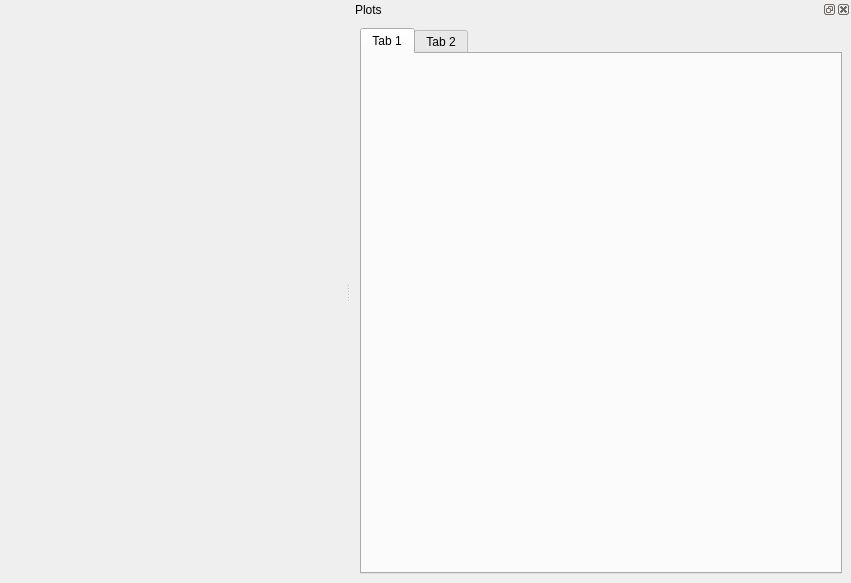
First picture: the form in src/qt_ui/pem_editor_window.ui, repository Eric-Meunier/Processor-Suite, before the edit.
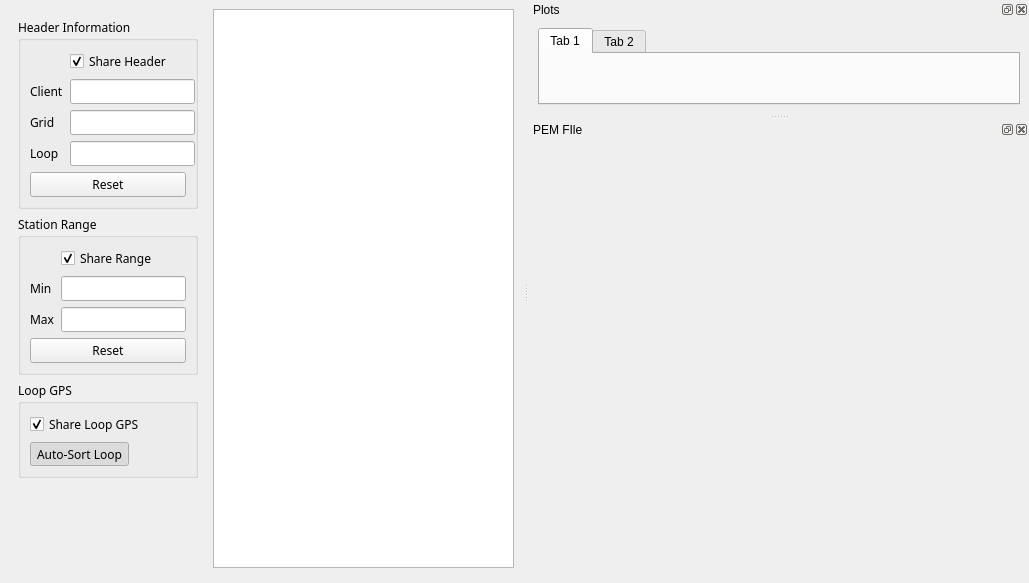
Second picture: the form after the edit.

Commit message: Merged PEMEditorWidget into PEMEditorWindow. Fixed small bug when adding loop while share-loop was toggled on.

```diff
--- a/src/qt_ui/pem_editor_window.ui
+++ b/src/qt_ui/pem_editor_window.ui
@@ -6,7 +6,7 @@
    <rect>
     <x>0</x>
     <y>0</y>
-    <width>851</width>
+    <width>1029</width>
     <height>583</height>
    </rect>
   </property>
@@ -20,7 +20,387 @@
    <string>MainWindow</string>
   </property>
   <widget class="QWidget" name="centralwidget">
-   <layout class="QGridLayout" name="layout"/>
+   <layout class="QGridLayout" name="gridLayout">
+    <item row="0" column="1">
+     <widget class="QTableWidget" name="table">
+      <property name="sizePolicy">
+       <sizepolicy hsizetype="Expanding" vsizetype="Expanding">
+        <horstretch>0</horstretch>
+        <verstretch>0</verstretch>
+       </sizepolicy>
+      </property>
+      <property name="mouseTracking">
+       <bool>true</bool>
+      </property>
+      <property name="contextMenuPolicy">
+       <enum>Qt::NoContextMenu</enum>
+      </property>
+      <property name="sizeAdjustPolicy">
+       <enum>QAbstractScrollArea::AdjustToContents</enum>
+      </property>
+      <property name="dragEnabled">
+       <bool>true</bool>
+      </property>
+      <property name="alternatingRowColors">
+       <bool>true</bool>
+      </property>
+      <property name="selectionMode">
+       <enum>QAbstractItemView::ExtendedSelection</enum>
+      </property>
+      <property name="selectionBehavior">
+       <enum>QAbstractItemView::SelectRows</enum>
+      </property>
+      <attribute name="horizontalHeaderHighlightSections">
+       <bool>false</bool>
+      </attribute>
+     </widget>
+    </item>
+    <item row="0" column="0" rowspan="2">
+     <widget class="QFrame" name="main_frame">
+      <property name="sizePolicy">
+       <sizepolicy hsizetype="Fixed" vsizetype="Expanding">
+        <horstretch>0</horstretch>
+        <verstretch>0</verstretch>
+       </sizepolicy>
+      </property>
+      <property name="frameShape">
+       <enum>QFrame::NoFrame</enum>
+      </property>
+      <property name="frameShadow">
+       <enum>QFrame::Raised</enum>
+      </property>
+      <layout class="QFormLayout" name="formLayout_2">
+       <item row="0" column="0">
+        <widget class="QGroupBox" name="header_groupBox">
+         <property name="sizePolicy">
+          <sizepolicy hsizetype="Fixed" vsizetype="Preferred">
+           <horstretch>0</horstretch>
+           <verstretch>0</verstretch>
+          </sizepolicy>
+         </property>
+         <property name="minimumSize">
+          <size>
+           <width>180</width>
+           <height>0</height>
+          </size>
+         </property>
+         <property name="maximumSize">
+          <size>
+           <width>180</width>
+           <height>16777215</height>
+          </size>
+         </property>
+         <property name="font">
+          <font>
+           <family>Malgun Gothic</family>
+          </font>
+         </property>
+         <property name="title">
+          <string>Header Information</string>
+         </property>
+         <layout class="QGridLayout" name="share_header_layout">
+          <item row="1" column="0">
+           <widget class="QLabel" name="client_label">
+            <property name="font">
+             <font>
+              <family>Century Gothic</family>
+              <weight>50</weight>
+              <bold>false</bold>
+             </font>
+            </property>
+            <property name="text">
+             <string>Client</string>
+            </property>
+           </widget>
+          </item>
+          <item row="3" column="1">
+           <widget class="QLineEdit" name="loop_edit">
+            <property name="sizePolicy">
+             <sizepolicy hsizetype="Maximum" vsizetype="Fixed">
+              <horstretch>0</horstretch>
+              <verstretch>0</verstretch>
+             </sizepolicy>
+            </property>
+            <property name="minimumSize">
+             <size>
+              <width>125</width>
+              <height>0</height>
+             </size>
+            </property>
+            <property name="maximumSize">
+             <size>
+              <width>100</width>
+              <height>16777215</height>
+             </size>
+            </property>
+           </widget>
+          </item>
+          <item row="2" column="1" alignment="Qt::AlignRight">
+           <widget class="QLineEdit" name="grid_edit">
+            <property name="sizePolicy">
+             <sizepolicy hsizetype="Maximum" vsizetype="Fixed">
+              <horstretch>0</horstretch>
+              <verstretch>0</verstretch>
+             </sizepolicy>
+            </property>
+            <property name="minimumSize">
+             <size>
+              <width>125</width>
+              <height>0</height>
+             </size>
+            </property>
+            <property name="maximumSize">
+             <size>
+              <width>100</width>
+              <height>16777215</height>
+             </size>
+            </property>
+            <property name="frame">
+             <bool>true</bool>
+            </property>
+           </widget>
+          </item>
+          <item row="0" column="1">
+           <widget class="QCheckBox" name="share_header_checkbox">
+            <property name="font">
+             <font>
+              <family>Century Gothic</family>
+              <weight>50</weight>
+              <italic>false</italic>
+              <bold>false</bold>
+             </font>
+            </property>
+            <property name="text">
+             <string>Share Header</string>
+            </property>
+            <property name="checked">
+             <bool>true</bool>
+            </property>
+           </widget>
+          </item>
+          <item row="3" column="0">
+           <widget class="QLabel" name="loop_label">
+            <property name="text">
+             <string>Loop</string>
+            </property>
+           </widget>
+          </item>
+          <item row="1" column="1" alignment="Qt::AlignRight">
+           <widget class="QLineEdit" name="client_edit">
+            <property name="sizePolicy">
+             <sizepolicy hsizetype="Fixed" vsizetype="Fixed">
+              <horstretch>0</horstretch>
+              <verstretch>0</verstretch>
+             </sizepolicy>
+            </property>
+            <property name="minimumSize">
+             <size>
+              <width>125</width>
+              <height>0</height>
+             </size>
+            </property>
+            <property name="maximumSize">
+             <size>
+              <width>100</width>
+              <height>16777215</height>
+             </size>
+            </property>
+            <property name="frame">
+             <bool>true</bool>
+            </property>
+           </widget>
+          </item>
+          <item row="2" column="0">
+           <widget class="QLabel" name="grid_label">
+            <property name="text">
+             <string>Grid</string>
+            </property>
+           </widget>
+          </item>
+          <item row="4" column="0" colspan="2">
+           <widget class="QPushButton" name="reset_header_btn">
+            <property name="text">
+             <string>Reset</string>
+            </property>
+           </widget>
+          </item>
+         </layout>
+        </widget>
+       </item>
+       <item row="3" column="0">
+        <widget class="QGroupBox" name="range_groupBox">
+         <property name="sizePolicy">
+          <sizepolicy hsizetype="Fixed" vsizetype="Preferred">
+           <horstretch>0</horstretch>
+           <verstretch>0</verstretch>
+          </sizepolicy>
+         </property>
+         <property name="minimumSize">
+          <size>
+           <width>180</width>
+           <height>0</height>
+          </size>
+         </property>
+         <property name="maximumSize">
+          <size>
+           <width>200</width>
+           <height>16777215</height>
+          </size>
+         </property>
+         <property name="font">
+          <font>
+           <family>Malgun Gothic</family>
+           <weight>50</weight>
+           <bold>false</bold>
+          </font>
+         </property>
+         <property name="title">
+          <string>Station Range</string>
+         </property>
+         <layout class="QGridLayout" name="share_range_layout">
+          <item row="2" column="0">
+           <widget class="QLabel" name="max_range_label">
+            <property name="text">
+             <string>Max</string>
+            </property>
+           </widget>
+          </item>
+          <item row="1" column="0">
+           <widget class="QLabel" name="min_range_label">
+            <property name="text">
+             <string>Min</string>
+            </property>
+           </widget>
+          </item>
+          <item row="0" column="1">
+           <widget class="QCheckBox" name="share_range_checkbox">
+            <property name="text">
+             <string>Share Range</string>
+            </property>
+            <property name="checked">
+             <bool>true</bool>
+            </property>
+           </widget>
+          </item>
+          <item row="2" column="1" alignment="Qt::AlignRight">
+           <widget class="QLineEdit" name="max_range_edit">
+            <property name="sizePolicy">
+             <sizepolicy hsizetype="Fixed" vsizetype="Fixed">
+              <horstretch>0</horstretch>
+              <verstretch>0</verstretch>
+             </sizepolicy>
+            </property>
+            <property name="minimumSize">
+             <size>
+              <width>125</width>
+              <height>0</height>
+             </size>
+            </property>
+            <property name="maximumSize">
+             <size>
+              <width>125</width>
+              <height>16777215</height>
+             </size>
+            </property>
+           </widget>
+          </item>
+          <item row="1" column="1" alignment="Qt::AlignRight|Qt::AlignVCenter">
+           <widget class="QLineEdit" name="min_range_edit">
+            <property name="sizePolicy">
+             <sizepolicy hsizetype="Fixed" vsizetype="Fixed">
+              <horstretch>0</horstretch>
+              <verstretch>0</verstretch>
+             </sizepolicy>
+            </property>
+            <property name="minimumSize">
+             <size>
+              <width>125</width>
+              <height>0</height>
+             </size>
+            </property>
+            <property name="maximumSize">
+             <size>
+              <width>125</width>
+              <height>16777215</height>
+             </size>
+            </property>
+           </widget>
+          </item>
+          <item row="3" column="0" colspan="2">
+           <widget class="QPushButton" name="reset_range_btn">
+            <property name="text">
+             <string>Reset</string>
+            </property>
+           </widget>
+          </item>
+         </layout>
+        </widget>
+       </item>
+       <item row="4" column="0">
+        <widget class="QGroupBox" name="groupBox">
+         <property name="sizePolicy">
+          <sizepolicy hsizetype="Fixed" vsizetype="Preferred">
+           <horstretch>0</horstretch>
+           <verstretch>0</verstretch>
+          </sizepolicy>
+         </property>
+         <property name="minimumSize">
+          <size>
+           <width>180</width>
+           <height>0</height>
+          </size>
+         </property>
+         <property name="maximumSize">
+          <size>
+           <width>180</width>
+           <height>16777215</height>
+          </size>
+         </property>
+         <property name="font">
+          <font>
+           <family>Malgun Gothic</family>
+          </font>
+         </property>
+         <property name="title">
+          <string>Loop GPS</string>
+         </property>
+         <layout class="QFormLayout" name="formLayout">
+          <item row="0" column="0">
+           <widget class="QCheckBox" name="share_loop_gps_checkbox">
+            <property name="text">
+             <string>Share Loop GPS</string>
+            </property>
+            <property name="checked">
+             <bool>true</bool>
+            </property>
+           </widget>
+          </item>
+          <item row="1" column="0">
+           <widget class="QToolButton" name="sort_loop_button">
+            <property name="minimumSize">
+             <size>
+              <width>0</width>
+              <height>24</height>
+             </size>
+            </property>
+            <property name="text">
+             <string>Auto-Sort Loop</string>
+            </property>
+            <property name="checkable">
+             <bool>true</bool>
+            </property>
+            <property name="checked">
+             <bool>true</bool>
+            </property>
+           </widget>
+          </item>
+         </layout>
+        </widget>
+       </item>
+      </layout>
+     </widget>
+    </item>
+   </layout>
   </widget>
   <widget class="QMenuBar" name="menubar">
    <property name="geometry">
@@ -70,6 +450,40 @@
     </layout>
    </widget>
   </widget>
+  <widget class="QDockWidget" name="pemInfoDockWidget">
+   <property name="floating">
+    <bool>false</bool>
+   </property>
+   <property name="windowTitle">
+    <string>PEM FIle</string>
+   </property>
+   <attribute name="dockWidgetArea">
+    <number>2</number>
+   </attribute>
+   <widget class="QWidget" name="dockWidgetContents_2">
+    <layout class="QGridLayout" name="gridLayout_3">
+     <item row="0" column="0">
+      <widget class="QStackedWidget" name="stackedWidget">
+       <property name="sizePolicy">
+        <sizepolicy hsizetype="Maximum" vsizetype="Preferred">
+         <horstretch>0</horstretch>
+         <verstretch>0</verstretch>
+        </sizepolicy>
+       </property>
+       <property name="minimumSize">
+        <size>
+         <width>300</width>
+         <height>300</height>
+        </size>
+       </property>
+       <property name="frameShape">
+        <enum>QFrame::NoFrame</enum>
+       </property>
+      </widget>
+     </item>
+    </layout>
+   </widget>
+  </widget>
  </widget>
  <resources/>
  <connections/>
```
Left out of the diff: 4 changed lines with no effect on the pictures. The commit also changes 2 other files.
